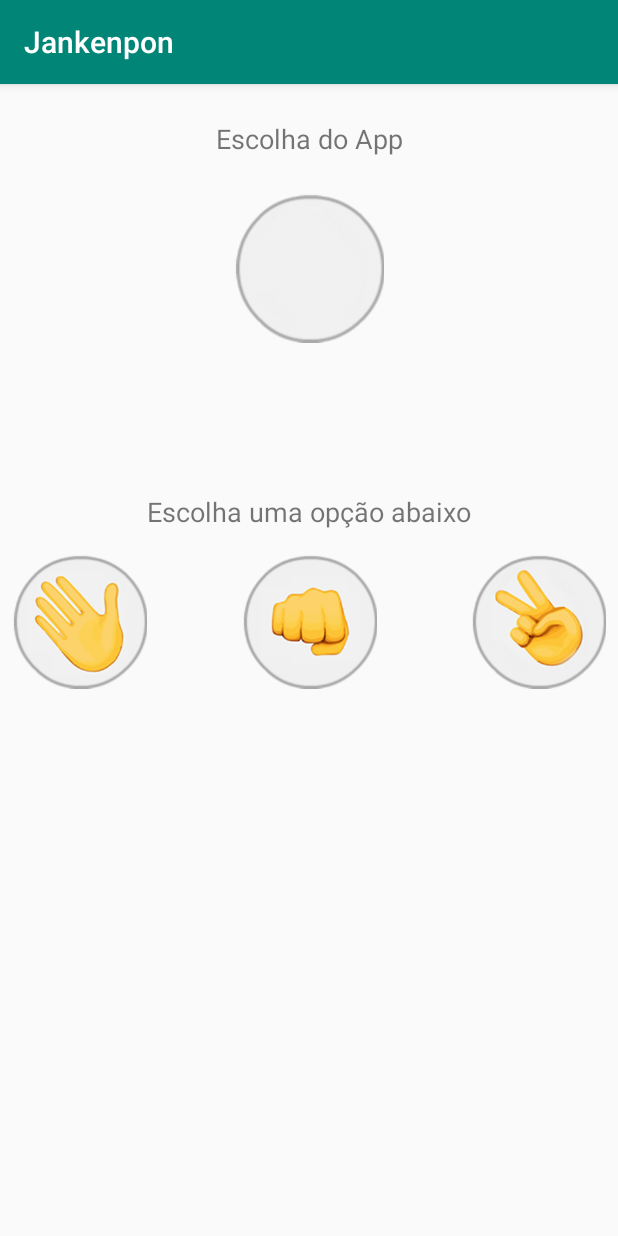
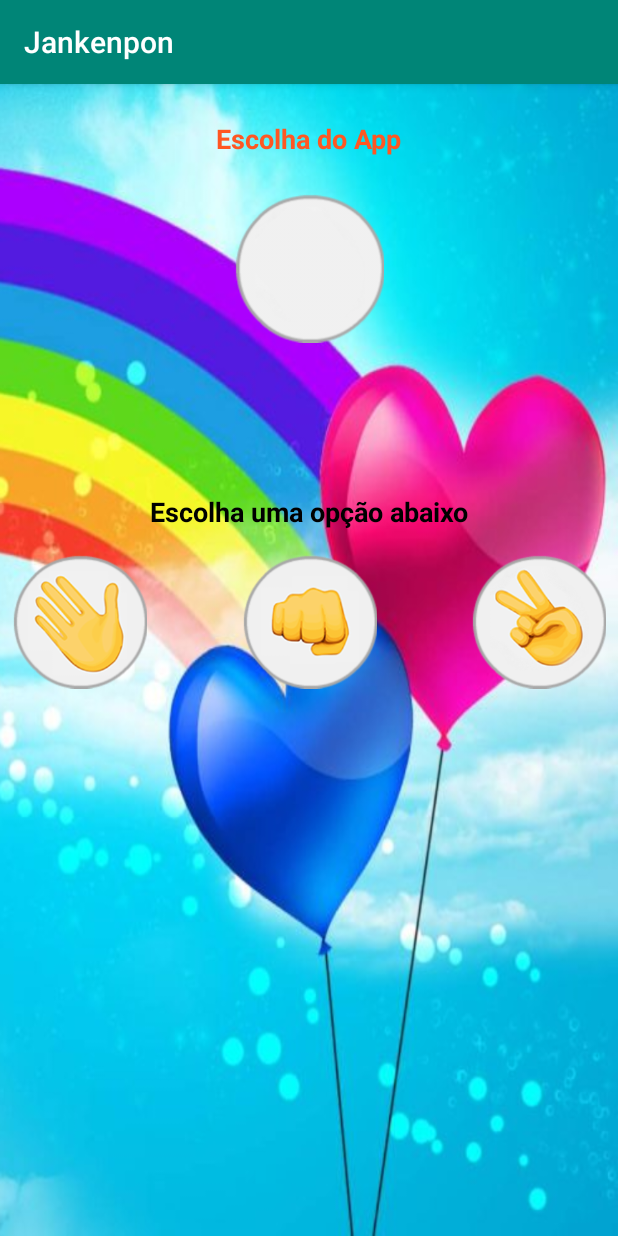
Before and after one commit to reginaldobarreto/Jankenpon, an Android app: the screen it shows after launch (MainActivity), after a tap on an icon or button, on a phone screen of 412 x 824 dp. Run offline under Robolectric (Android 15) with nearby library versions, the phone set to English and light mode, and no system bars; our stand-ins replace ButterKnife.

Commit message:
add icones

```diff
--- a/app/src/main/java/br/com/barrsoft/jankenpon/MainActivity.java
+++ b/app/src/main/java/br/com/barrsoft/jankenpon/MainActivity.java
@@ -72,7 +72,7 @@ public class MainActivity extends AppCompatActivity {
 
     @OnClick(R.id.imageViewApp)
     public void easterEgg(View view){
-        playerMusica(R.raw.teobaldo_dpa, R.raw.teobaldo_dpa);
+        playerMusica(R.raw.teobaldo_dpa, R.raw.easter);
     }
 
     private void funGame(int chooseUser) {
@@ -104,7 +104,7 @@ public class MainActivity extends AppCompatActivity {
     private void winner(int chooseUser, int random) {
 
         if (chooseUser == 1 && random == 1){
-            playerVictory(getString(R.string.msg_empate), R.raw.jankenpon ,R.raw.jankenpon);
+            playerVictory(getString(R.string.msg_empate), R.raw.jankenpon ,R.raw.draw);
         }
         if (chooseUser == 1 && random == 2){
             playerVictory(getString(R.string.msg_win), R.raw.jankenpon ,R.raw.youwin);
@@ -116,7 +116,7 @@ public class MainActivity extends AppCompatActivity {
             playerVictory(getString(R.string.msg_lose), R.raw.jankenpon ,R.raw.youlose);
         }
         if (chooseUser == 2 && random == 2){
-            playerVictory(getString(R.string.msg_empate), R.raw.jankenpon ,R.raw.jankenpon);
+            playerVictory(getString(R.string.msg_empate), R.raw.jankenpon ,R.raw.draw);
         }
         if (chooseUser == 2 && random == 3){
             playerVictory(getString(R.string.msg_win), R.raw.jankenpon ,R.raw.youwin);
@@ -128,7 +128,7 @@ public class MainActivity extends AppCompatActivity {
             playerVictory(getString(R.string.msg_lose),R.raw.jankenpon ,R.raw.youlose);
         }
         if (chooseUser == 3 && random == 3){
-            playerVictory(getString(R.string.msg_empate), R.raw.jankenpon ,R.raw.jankenpon);
+            playerVictory(getString(R.string.msg_empate), R.raw.jankenpon ,R.raw.draw);
         }
     }
 
--- a/app/src/main/res/layout/activity_main.xml
+++ b/app/src/main/res/layout/activity_main.xml
@@ -4,6 +4,7 @@
     xmlns:tools="http://schemas.android.com/tools"
     android:layout_width="match_parent"
     android:layout_height="match_parent"
+    android:background="@drawable/background"
     tools:context=".MainActivity">
 
     <TextView
@@ -12,7 +13,9 @@
         android:layout_height="wrap_content"
         android:layout_marginTop="24dp"
         android:text="@string/escolha_do_app"
+        android:textColor="#FF5722"
         android:textSize="18sp"
+        android:textStyle="bold"
         app:layout_constraintEnd_toEndOf="parent"
         app:layout_constraintStart_toStartOf="parent"
         app:layout_constraintTop_toTopOf="parent" />
@@ -44,7 +47,9 @@
         android:layout_height="wrap_content"
         android:layout_marginTop="100dp"
         android:text="@string/escolha_do_user"
+        android:textColor="@android:color/black"
         android:textSize="18sp"
+        android:textStyle="bold"
         app:layout_constraintEnd_toEndOf="parent"
         app:layout_constraintStart_toStartOf="parent"
         app:layout_constraintTop_toBottomOf="@+id/imageViewApp" />
```
Also changed, not shown: app/src/main/res/drawable/background.png, app/src/main/res/mipmap-hdpi/ic_launcher.png, app/src/main/res/mipmap-mdpi/ic_launcher.png, app/src/main/res/mipmap-xhdpi/ic_launcher.png, app/src/main/res/mipmap-xxhdpi/ic_launcher.png, app/src/main/res/mipmap-xxxhdpi/ic_launcher.png.
